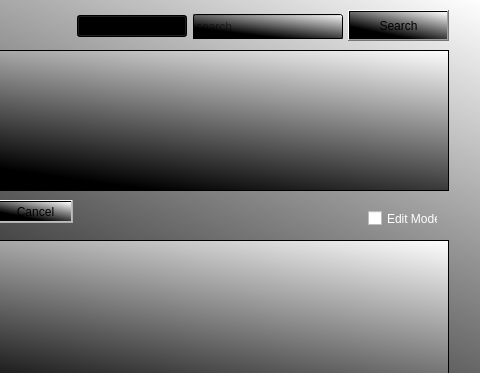
The window that gui.ui (annakrih/T113VLN1-3) describes before a commit, drawn with Qt 5; both pictures show x 332 to 812 and y 0 to 373 of the 812 by 509 pixel window.
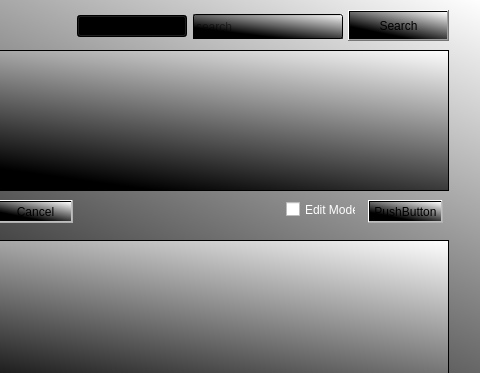
The same window after the commit.

```diff
--- a/gui.ui
+++ b/gui.ui
@@ -222,8 +222,8 @@
    <widget class="QCheckBox" name="editRelation">
     <property name="geometry">
      <rect>
-      <x>700</x>
-      <y>210</y>
+      <x>618</x>
+      <y>201</y>
       <width>70</width>
       <height>17</height>
      </rect>
@@ -236,6 +236,26 @@
      <string>Edit Mode</string>
     </property>
    </widget>
+   <widget class="QPushButton" name="addRelButton">
+    <property name="enabled">
+     <bool>false</bool>
+    </property>
+    <property name="geometry">
+     <rect>
+      <x>700</x>
+      <y>200</y>
+      <width>75</width>
+      <height>23</height>
+     </rect>
+    </property>
+    <property name="styleSheet">
+     <string notr="true">background-color: qconicalgradient(cx:1, cy:0, angle:0, stop:0 rgba(35, 40, 3, 255), stop:0.16 rgba(136, 106, 22, 255), stop:0.225 rgba(166, 140, 41, 255), stop:0.285 rgba(204, 181, 74, 255), stop:0.345 rgba(235, 219, 102, 255), stop:0.415 rgba(245, 236, 112, 255), stop:0.52 rgba(209, 190, 76, 255), stop:0.57 rgba(187, 156, 51, 255), stop:0.635 rgba(168, 142, 42, 255), stop:0.695 rgba(202, 174, 68, 255), stop:0.75 rgba(218, 202, 86, 255), stop:0.815 rgba(208, 187, 73, 255), stop:0.88 rgba(187, 156, 51, 255), stop:0.935 rgba(137, 108, 26, 255), stop:1 rgba(35, 40, 3, 255));
+color: rgb(0, 0, 0);</string>
+    </property>
+    <property name="text">
+     <string>PushButton</string>
+    </property>
+   </widget>
    <zorder>searchComboBox</zorder>
    <zorder>addEditButton</zorder>
    <zorder>saveButton</zorder>
```
Left out of the diff: 1 changed line with no effect on the pictures.
